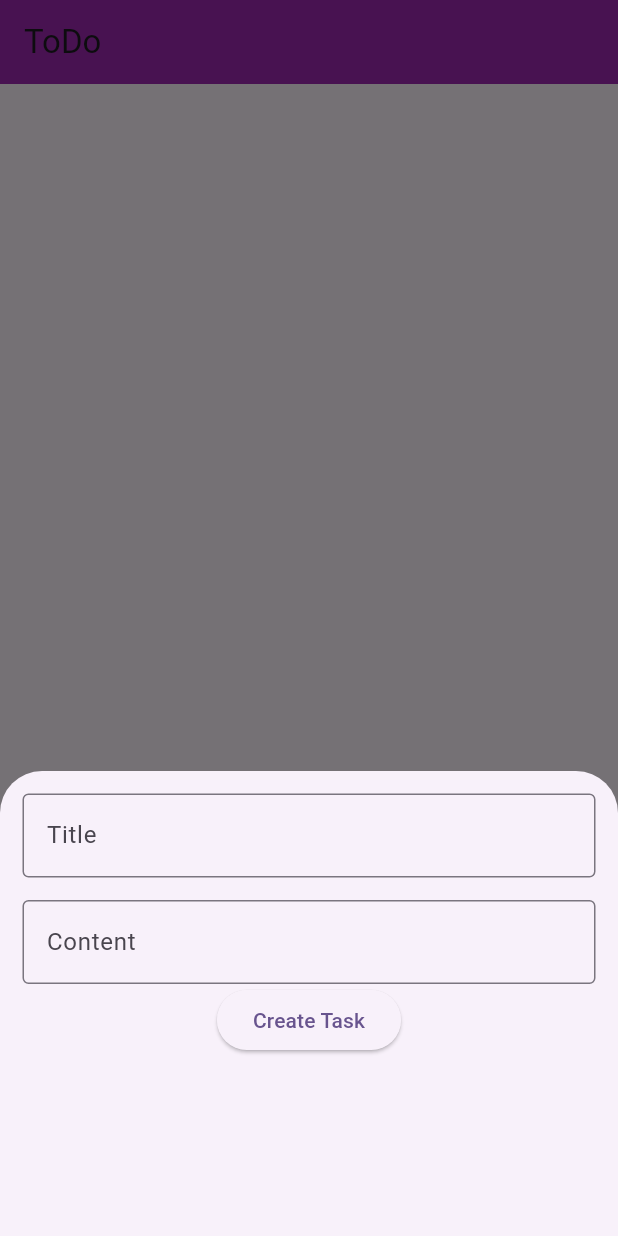
After one commit to sreedeviluminar/oct_ptoject_new, a Flutter app: the MyToDo screen opened directly, after a tap on "Create Task", on a phone screen of 412 x 824 dp. The commit adds this screen. Run offline on Flutter 3.47's test engine with Material 3 defaults, Android fonts, the phone set to English and light mode, and no system bars; our stand-ins replace cloud_firestore, firebase_auth, firebase_core, firebase_storage, google_fonts, google_maps_flutter and 4 more; missing offline and left inert: dart:js, rich_readmore; accounts and stored records are empty.

Commit message:
initial commit

```diff
--- a/lib/firebase_database/firebase_imageStore/fire_storagesss.dart
+++ b/lib/firebase_database/firebase_imageStore/fire_storagesss.dart
@@ -122,12 +122,12 @@ class _MediaStorageState extends State<MediaStorage> {
     }
   }
 
-  Future<List<Map<String, dynamic>>> loadMedia() async {
+    Future<List<Map<String, dynamic>>> loadMedia() async {
     List<Map<String, dynamic>> images = [];
     final ListResult result = await storage.ref().list();
     final List<Reference> allfiles = result.items;
 
-    await Future.forEach(allfiles, (singleFile) async {
+      await Future.forEach(allfiles, (singleFile) async {
       final String fileUrl = await singleFile.getDownloadURL();
       final FullMetadata metadata = await singleFile.getMetadata();
 
--- /dev/null
+++ b/lib/local storage/sqflit_ex/todo_using_sqflite/dbFunction.dart
@@ -0,0 +1,24 @@
+import 'package:sqflite/sqflite.dart' as sql;
+
+class SQLHelper {
+  ///create database
+  static Future<sql.Database> openOrCreateDB() async {
+    return await sql.openDatabase('todo', version: 1,
+        onCreate: (database, version) async {
+      await createTable(database);
+    });
+  }
+
+  /// create table
+  static Future<void> createTable(sql.Database database) async {
+    await database.execute(
+        'CREATE TABLE task (id INTEGER PRIMARY KEY AUTOINCREMENT NOT NULL, title TEXT, content TEXT)');
+  }
+
+  static Future<int> create(String title, String content) async {
+    final db = await SQLHelper.openOrCreateDB(); // to open database
+    var data = {'title': title, 'content': content};
+    final id = await db.insert('task', data);
+    return id;
+  }
+}
--- /dev/null
+++ b/lib/local storage/sqflit_ex/todo_using_sqflite/sqfliteMain.dart
@@ -0,0 +1,90 @@
+import 'package:flutter/material.dart';
+
+import 'dbFunction.dart';
+
+void main(){
+  runApp(const MaterialApp(home: MyToDo(),));
+}
+class MyToDo extends StatefulWidget {
+  const MyToDo({super.key});
+
+  @override
+  State<MyToDo> createState() => _MyToDoState();
+}
+
+class _MyToDoState extends State<MyToDo> {
+  final ctitle = TextEditingController();
+  final ccontent= TextEditingController();
+  @override
+  Widget build(BuildContext context) {
+    return Scaffold(
+      appBar: AppBar(
+        backgroundColor: Colors.purple,
+        title: const Text("ToDo"),
+      ),
+      body: const Column(),
+      floatingActionButton:
+          FloatingActionButton.extended(
+            backgroundColor: Colors.purple,
+              onPressed: () => showSheet(null),
+            label: const Text("Create Task"),),
+    );
+  }
+
+  void showSheet(int? id) async {
+    //when we  click on floating action button id = null
+    showModalBottomSheet(
+        context: context,
+        isScrollControlled: true,
+        builder: (context) {
+          return Container(
+            padding: EdgeInsets.only(
+                top: 15,
+                left: 15,
+                right: 15,
+                bottom: MediaQuery.of(context).viewInsets.bottom + 120),
+            child: Column(
+              mainAxisSize: MainAxisSize.min,
+              children: [
+                TextField(
+                  controller: ctitle,
+                  decoration: const InputDecoration(
+                      border: OutlineInputBorder(),
+                      hintText: "Title"),
+                ),
+                const SizedBox(
+                  height: 15,
+                ),
+                TextField(
+                  controller: ccontent,
+                  decoration: const InputDecoration(
+                      border: OutlineInputBorder(),
+                      hintText: "Content"),
+                ),
+                ElevatedButton(
+                    onPressed: () {
+                      if(id == null){
+                        createTask();
+                        ctitle.text ="";
+                        ccontent.text="";
+                      }
+                      if(id != null){
+                        //updateTask();
+                        ctitle.text ="";
+                        ccontent.text="";
+                      }
+                    },
+                    child: Text(id == null
+                        ? "Create Task"
+                        : "Update Task"))
+              ],
+            ),
+          );
+        });
+  }
+
+  Future<void> createTask() async{
+    var id = await SQLHelper.create(ctitle.text, ccontent.text);
+    print(id);
+  }
+}
--- a/pubspec.yaml
+++ b/pubspec.yaml
@@ -45,10 +45,9 @@ dependencies:
   firebase_storage:
   image_picker:
   path:
-
   shared_preferences: ^2.2.2
-
   google_maps_flutter: ^2.5.3
+  sqflite: ^2.3.2
 
 dev_dependencies:
   flutter_test:
```
Also changed, not shown: pubspec.lock, 1 other file.
